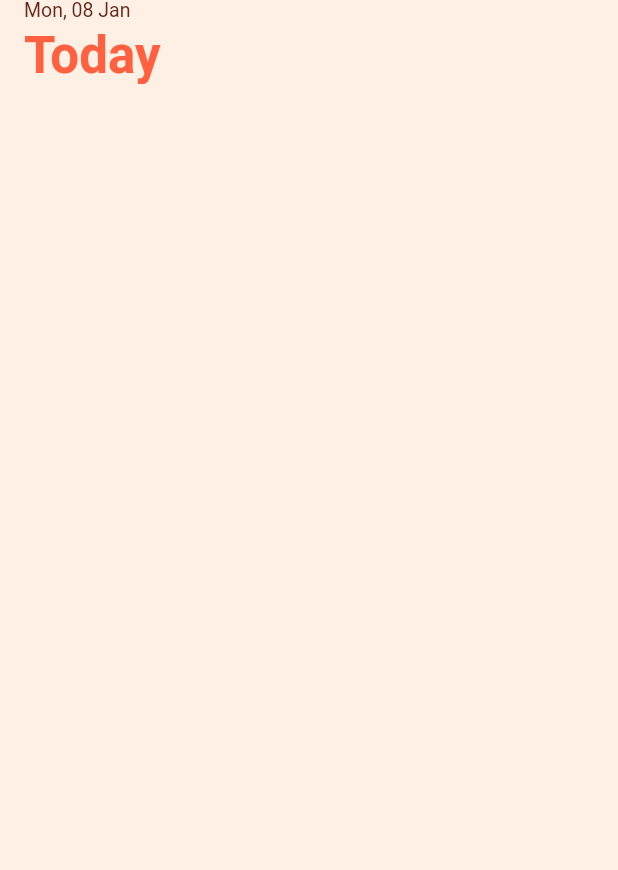
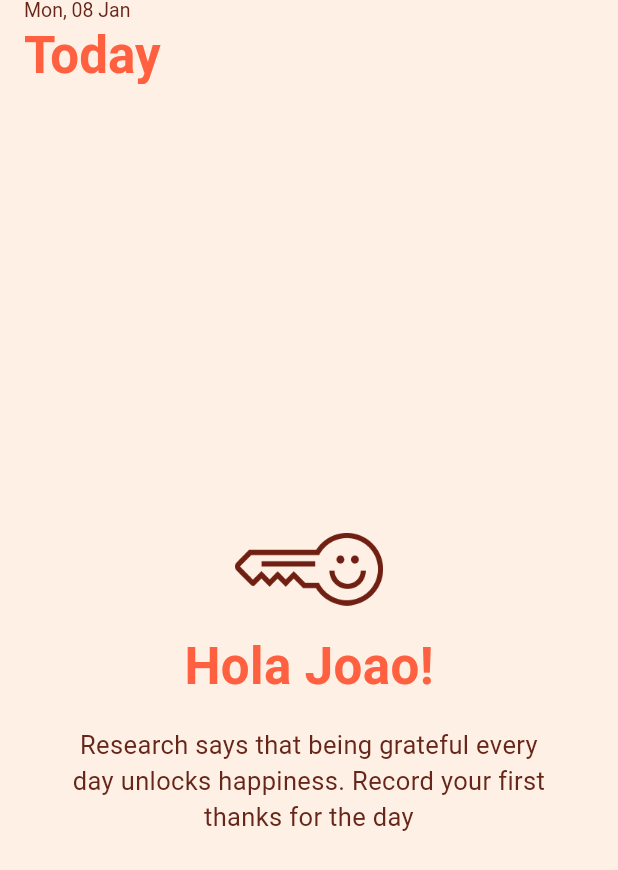
Before and after one commit to aravindkarthik96/tinylogs, a Flutter app: the TodayPage screen opened directly, on a phone screen of 412 x 824 dp. Shown: the top 870 px of the screen. Run offline on Flutter 3.47's test engine with Material 3 defaults, Android fonts, the light colour scheme and no system bars; our stand-ins replace fluttertoast, shared_preferences, sqflite, sqflite_common_ffi; accounts and stored records are empty; Roboto replaces fonts that are missing (SF Pro Display).

Commit message:
added empty state on the today page

```diff
--- a/lib/screens/home/tabs/TodayPage.dart
+++ b/lib/screens/home/tabs/TodayPage.dart
@@ -67,15 +67,23 @@ class _TodayPageState extends State<TodayPage> {
             backgroundColor: const Color(0xFFFFF0E5),
           ),
           const SliverPadding(padding: EdgeInsets.only(top: 32)),
-          SliverList.builder(
+          getContentView(),
+          const SliverPadding(padding: EdgeInsets.only(bottom: 100))
+        ],
+      ),
+      backgroundColor: const Color(0xFFFFF0E5),
+    );
+  }
+
+  SliverList createLogList() {
+    return SliverList.builder(
       itemCount: logs.length,
       itemBuilder: (context, index) {
         final log = logs[index];
         var currentDate = log.creationDate;
 
-              var previousDate = index == 0
-                  ? null
-                  : logs.elementAtOrNull(index - 1)?.creationDate;
+        var previousDate =
+            index == 0 ? null : logs.elementAtOrNull(index - 1)?.creationDate;
         bool showDate = !(previousDate?.day == currentDate.day &&
             previousDate?.month == currentDate.month &&
             previousDate?.year == currentDate.year);
@@ -101,11 +109,63 @@ class _TodayPageState extends State<TodayPage> {
           },
         );
       },
+    );
+  }
+
+  Widget getContentView() {
+    if (logs.isNotEmpty) {
+      return createLogList();
+    } else {
+      return createEmptyPage();
+    }
+  }
+
+  Widget createEmptyPage() {
+    return SliverFillRemaining(
+      hasScrollBody: false,  // Ensures it doesn't scroll if not needed
+      child: Center(  // This will center the Padding widget in the SliverFillRemaining
+        child: Padding(
+          padding: EdgeInsets.fromLTRB(46, 0, 46, 0),
+          child: Column(
+            mainAxisSize: MainAxisSize.min,  // Use min to wrap content size
+            mainAxisAlignment: MainAxisAlignment.center,
+            crossAxisAlignment: CrossAxisAlignment.center,
+            children: [
+              Image.asset(
+                "assets/images/icon_today_empty_state.png",
+                width: 98.99,
+                height: 48.42,
               ),
-          const SliverPadding(padding: EdgeInsets.only(bottom: 100))
+              const SizedBox(
+                height: 16,
+              ),
+              const Text(
+                "Hola Joao!",
+                style: TextStyle(
+                  fontFamily: "SF Pro Display",
+                  fontWeight: FontWeight.w700,
+                  fontSize: 34,
+                  color: Color(0xFFFF6040),
+                ),
+              ),
+              const SizedBox(
+                height: 16,
+              ),
+              const Text(
+                "Research says that being grateful every day unlocks happiness. Record your first thanks for the day",
+                textAlign: TextAlign.center,
+                style: TextStyle(
+                  fontFamily: "SF Pro Display",
+                  fontSize: 17,
+                  fontWeight: FontWeight.w400,
+                  height: 1.4,
+                  color: Color(0xFF662619),
+                ),
+              )
             ],
           ),
-      backgroundColor: const Color(0xFFFFF0E5),
+        ),
+      ),
     );
   }
 }
--- a/pubspec.yaml
+++ b/pubspec.yaml
@@ -45,6 +45,7 @@ flutter:
     - assets/images/icon_notes_normal.png
     - assets/images/icon_notes_selected.png
     - assets/images/background_logs_month_separator.png
+    - assets/images/icon_today_empty_state.png
 
 fonts:
   - family: SF Pro Text
```
Also changed, not shown: assets/images/icon_today_empty_state.png (added). Lines whose indentation alone changed are shown as unchanged.
